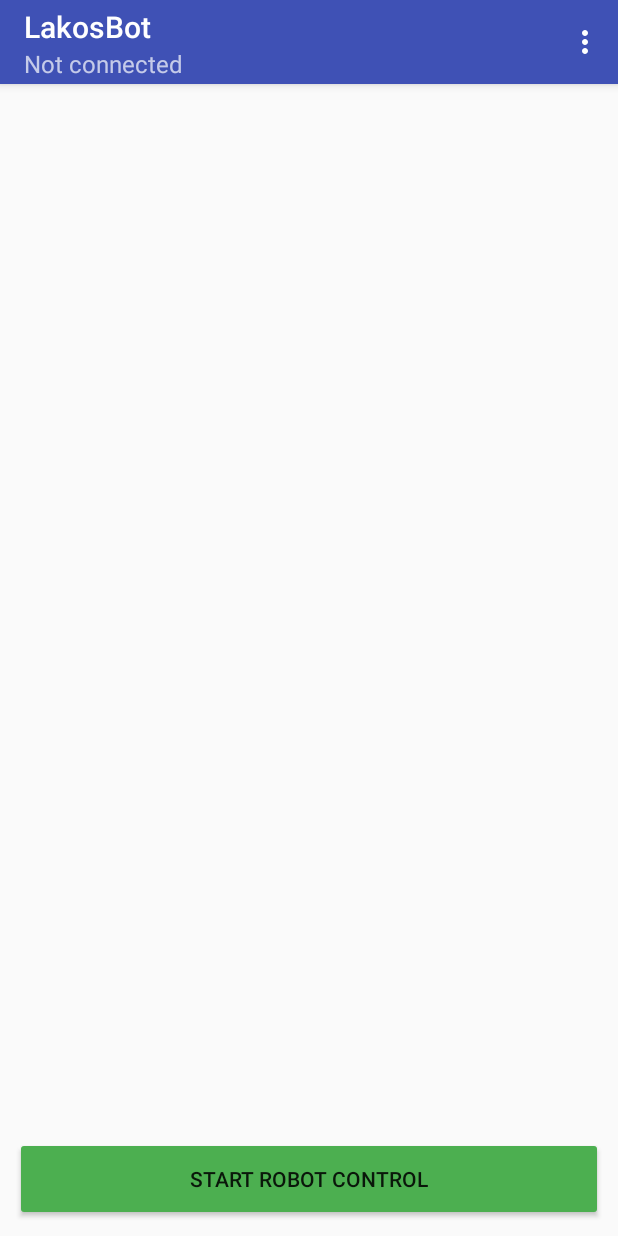
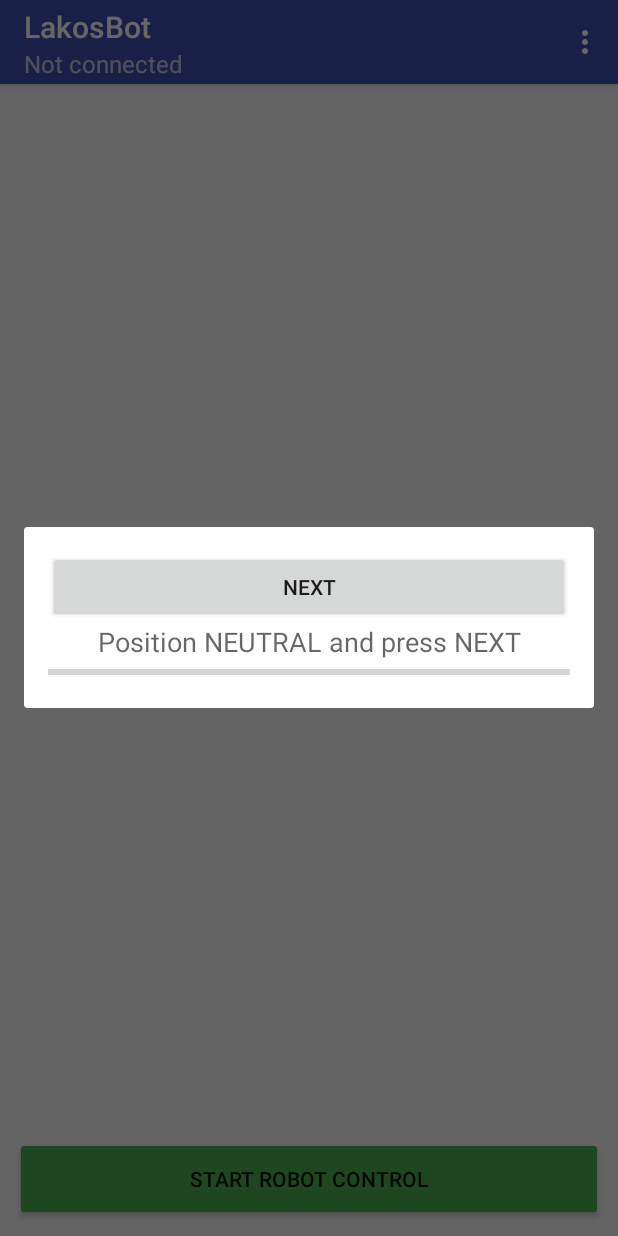
Before and after one commit to robou3p/robou3p.github.io, an Android app: the screen it shows after launch (ActivityMain before the commit, MainActivity after it), in the options menu, after a tap on "Start phone calibration", on a phone screen of 412 x 824 dp. Run offline under Robolectric (Android 15) with nearby library versions, the phone set to English and light mode, and no system bars; our stand-ins replace ButterKnife; libraries missing offline, so code that uses them is left out: es.dmoral.toasty.

Commit message:
ActivityMain -> MainActivity Implemented calibration dialog

```diff
--- a/Android/LakosBot/lakosbot/src/main/AndroidManifest.xml
+++ b/Android/LakosBot/lakosbot/src/main/AndroidManifest.xml
@@ -10,7 +10,7 @@
         android:icon="@mipmap/ic_launcher"
         android:label="@string/app_name"
         android:theme="@style/AppTheme">
-        <activity android:name=".ActivityMain">
+        <activity android:name=".MainActivity">
             <intent-filter>
                 <action android:name="android.intent.action.MAIN" />
 
--- /dev/null
+++ b/Android/LakosBot/lakosbot/src/main/java/org/lakos/lakosbot/CalibrationDialog.java
@@ -0,0 +1,150 @@
+package org.lakos.lakosbot;
+
+import android.content.Context;
+import android.content.DialogInterface;
+import android.hardware.Sensor;
+import android.hardware.SensorManager;
+import android.os.Bundle;
+import android.support.annotation.NonNull;
+import android.support.annotation.Nullable;
+import android.support.v4.app.DialogFragment;
+import android.support.v4.app.FragmentManager;
+import android.view.LayoutInflater;
+import android.view.View;
+import android.view.ViewGroup;
+import android.view.WindowManager;
+import android.widget.Button;
+import android.widget.ProgressBar;
+import android.widget.TextView;
+
+import butterknife.BindView;
+import butterknife.ButterKnife;
+import butterknife.OnClick;
+
+import static android.content.Context.SENSOR_SERVICE;
+
+/**
+ * Calibration Dialog has <b>it's own SensorListener</b> for accelerometer readings. When
+ * calibration is complete, values are passed back to calling context (i.e. activity) with
+ * CalibrationDialogListener's calibrationDialogResult method.<br/>
+ * Note that if calling context does not implement CalibrationDialogListener, it will result in a
+ * RuntimeException.
+ */
+
+public class CalibrationDialog extends DialogFragment {
+
+    public interface CalibrationDialogListener {
+        /**
+         * @param vectors calibrated vectors array of size 5. Vectors are in following order:<br />
+         *                0 - neutral vector<br />
+         *                1 - forward vector<br />
+         *                2 - backward vector<br />
+         *                3 - left vector<br />
+         *                4 - right vector<br />
+         */
+        void calibrationDialogResult(Vector[] vectors);
+    }
+
+    private static final int
+        C_NEUTRAL = 0,
+        C_FORWARD = 1,
+        C_BACKWARD = 2,
+        C_LEFT = 3,
+        C_RIGHT = 4,
+        C_FINISH = 5;
+
+    private int currentState;
+    private Vector[] vectors;
+
+    private CalibrationDialogListener listener;
+
+    // Accelerometer
+    private SensorManager sensorManager;
+    private SensorListener sensorListener;
+
+    @BindView(R.id.textViewCalibrationDialog) TextView textViewCalibrationDialog;
+    @BindView(R.id.progressBarCalibrationDialog) ProgressBar progressBarCalibrationDialog;
+    @BindView(R.id.buttonCalibrationDialog) Button buttonCalibrationDialog;
+
+    @OnClick(R.id.buttonCalibrationDialog) public void buttonCalibrationDialogOnClick() {
+        switch (currentState) {
+            case C_NEUTRAL:
+                vectors[C_NEUTRAL] = new Vector(sensorListener.getCurrentVector());
+                textViewCalibrationDialog.setText("Position FORWARD and press NEXT");
+                break;
+            case C_FORWARD:
+                vectors[C_FORWARD] = new Vector(sensorListener.getCurrentVector().subtract(sensorListener.getNeutralVector()));
+                textViewCalibrationDialog.setText("Position BACKWARD and press NEXT");
+                break;
+            case C_BACKWARD:
+                vectors[C_BACKWARD] = new Vector(sensorListener.getCurrentVector().subtract(sensorListener.getNeutralVector()));
+                textViewCalibrationDialog.setText("Position LEFT and press NEXT");
+                break;
+            case C_LEFT:
+                vectors[C_LEFT] = new Vector(sensorListener.getCurrentVector().subtract(sensorListener.getNeutralVector()));
+                textViewCalibrationDialog.setText("Position RIGHT and press NEXT");
+                break;
+            case C_RIGHT:
+                vectors[C_RIGHT] = new Vector(sensorListener.getCurrentVector().subtract(sensorListener.getNeutralVector()));
+                textViewCalibrationDialog.setText("Calibration finished");
+                break;
+            case C_FINISH:
+                dismiss();
+                break;
+        }
+        // move to next step of calibration
+        currentState++;
+        progressBarCalibrationDialog.setProgress(currentState);
+    }
+
+    @Nullable
+    @Override
+    public View onCreateView(@NonNull LayoutInflater inflater, @Nullable ViewGroup container, @Nullable Bundle savedInstanceState) {
+        getDialog().getWindow().requestFeature(STYLE_NO_TITLE);
+
+        View v = inflater.inflate(R.layout.dialog_calibration, container);
+
+        ButterKnife.bind(this, v);
+
+        sensorManager = (SensorManager) getContext().getSystemService(SENSOR_SERVICE);
+        sensorListener = new SensorListener();
+
+        currentState = C_NEUTRAL;
+        vectors = new Vector[5];
+        sensorListener = new SensorListener();
+        textViewCalibrationDialog.setText("Position NEUTRAL and press NEXT");
+        progressBarCalibrationDialog.setProgress(0);
+
+        return v;
+    }
+
+    public void show(Context caller, FragmentManager manager) {
+        super.show(manager, "CalibrationDialog");
+
+        if (caller instanceof CalibrationDialogListener) {
+            listener = (CalibrationDialogListener) caller;
+        } else {
+            throw new RuntimeException(caller.toString() + " must implement " + CalibrationDialogListener.class);
+        }
+    }
+
+    @Override
+    public void onResume() {
+        // resize dialog to max width and height
+        getDialog().getWindow().setLayout(WindowManager.LayoutParams.MATCH_PARENT, WindowManager.LayoutParams.WRAP_CONTENT);
+        sensorManager.registerListener(sensorListener, sensorManager.getDefaultSensor(Sensor.TYPE_ACCELEROMETER), SensorManager.SENSOR_DELAY_NORMAL);
+        super.onResume();
+    }
+
+    @Override
+    public void onPause() {
+        super.onPause();
+        sensorManager.unregisterListener(sensorListener);
+    }
+
+    @Override
+    public void onDismiss(DialogInterface dialog) {
+        listener.calibrationDialogResult(vectors);
+        super.onDismiss(dialog);
+    }
+}
--- a/Android/LakosBot/lakosbot/src/main/java/org/lakos/lakosbot/ActivityMain.java
+++ b/Android/LakosBot/lakosbot/src/main/java/org/lakos/lakosbot/MainActivity.java
@@ -1,7 +1,6 @@
 package org.lakos.lakosbot;
 
 import android.annotation.SuppressLint;
-import android.app.ActionBar;
 import android.app.Activity;
 import android.bluetooth.BluetoothAdapter;
 import android.bluetooth.BluetoothDevice;
@@ -13,7 +12,6 @@ import android.content.IntentFilter;
 import android.content.res.ColorStateList;
 import android.hardware.Sensor;
 import android.hardware.SensorManager;
-import android.os.Build;
 import android.os.Bundle;
 import android.os.Handler;
 import android.support.v4.content.LocalBroadcastManager;
@@ -42,9 +40,9 @@ import static org.lakos.lakosbot.BluetoothConnectionThread.BTC_CLOSE;
 import static org.lakos.lakosbot.BluetoothConnectionThread.BTC_CREATE;
 import static org.lakos.lakosbot.BluetoothConnectionThread.BTC_START;
 
-public class ActivityMain extends AppCompatActivity {
+public class MainActivity extends AppCompatActivity implements CalibrationDialog.CalibrationDialogListener {
 
-    private static final String TAG = ActivityMain.class.getSimpleName();
+    private static final String TAG = MainActivity.class.getSimpleName();
 
     // Intent request codes
     private static final int REQUEST_ENABLE_BT = 10;
@@ -331,7 +329,7 @@ public class ActivityMain extends AppCompatActivity {
                             BluetoothDevice d = deviceListAdapter.getItem(pos);
                             connectToBluetoothDevice(d);
                         } else {
-                            Toasty.warning(ActivityMain.this, "No device selected.").show();
+                            Toasty.warning(MainActivity.this, "No device selected.").show();
                         }
                     }
                 })
@@ -382,48 +380,25 @@ public class ActivityMain extends AppCompatActivity {
     }
 
     private void startPhoneCalibration() {
-        // TODO: calibration
-        /*if (!mStarted) {
-            switch (mCalibrationState) {
-                case CALIBRATION_FINISHED:
-                    mMessageArrayAdapter
-                            .add("Position NEUTRAL and press Calibrate.");
-                    mCalibrationState = CALIBRATION_NEUTRAL;
-                    break;
-                case CALIBRATION_NEUTRAL:
-                    neutralVector.setValue(currentVector);
-                    mMessageArrayAdapter
-                            .add("Position FORWARD and press Calibrate.");
-                    mCalibrationState = CALIBRATION_FORWARD;
-                    break;
-                case CALIBRATION_FORWARD:
-                    forwardVector.setValue(currentVector
-                            .subtract(neutralVector));
-                    mMessageArrayAdapter
-                            .add("Position REVERSE and press Calibrate.");
-                    mCalibrationState = CALIBRATION_REVERSE;
-                    break;
-                case CALIBRATION_REVERSE:
-                    reverseVector.setValue(currentVector
-                            .subtract(neutralVector));
-                    mMessageArrayAdapter
-                            .add("Position LEFT and press Calibrate.");
-                    mCalibrationState = CALIBRATION_LEFT;
-                    break;
-                case CALIBRATION_LEFT:
-                    leftVector.setValue(currentVector.subtract(neutralVector));
-                    mMessageArrayAdapter
-                            .add("Position RIGHT and press Calibrate.");
-                    mCalibrationState = CALIBRATION_RIGHT;
-                    break;
-                case CALIBRATION_RIGHT:
-                    rightVector.setValue(currentVector.subtract(neutralVector));
-                    mMessageArrayAdapter.add("Calibration finished.");
-                    mCalibrationState = CALIBRATION_FINISHED;
-                    break;
+        // disable robot control while calibrating ...
+        robotControlActive = false;
+
+        // display calibration dialog
+        CalibrationDialog dialog = new CalibrationDialog();
+        dialog.show(this, getSupportFragmentManager());
+    }
+
+    @Override
+    public void calibrationDialogResult(Vector[] vectors) {
+        Log.d(TAG, "Calibration vectors received...");
+        for(int i=0; i<5; i++) {
+            if(vectors[i] == null) {
+                Log.d(TAG, "Calibration was not completed!");
+                Toasty.warning(this, "Calibration was cancelled!").show();
+                return;
             }
         }
-        */
+        Log.d(TAG, "Calibration vectors applied to sensor listener!");
+        sensorListener.setVectors(vectors[0], vectors[1], vectors[2], vectors[3], vectors[4]);
     }
-
 }
--- a/Android/LakosBot/lakosbot/src/main/java/org/lakos/lakosbot/SensorListener.java
+++ b/Android/LakosBot/lakosbot/src/main/java/org/lakos/lakosbot/SensorListener.java
@@ -3,7 +3,7 @@ package org.lakos.lakosbot;
 import android.hardware.Sensor;
 import android.hardware.SensorEvent;
 import android.hardware.SensorEventListener;
-import android.widget.ArrayAdapter;
+import android.support.annotation.NonNull;
 
 /**
  * Created by martin on 14.3.2018.
@@ -12,12 +12,12 @@ import android.widget.ArrayAdapter;
 public class SensorListener implements SensorEventListener {
 
     // Control magic: vectors
-    Vector currentVector = new Vector(0, 0, 0);
-    Vector neutralVector = new Vector(0, 0, 0);
-    Vector forwardVector = new Vector(0, 0, 0);
-    Vector reverseVector = new Vector(0, 0, 0);
-    Vector leftVector = new Vector(0, 0, 0);
-    Vector rightVector = new Vector(0, 0, 0);
+    private Vector currentVector = new Vector(0, 0, 0);
+    private Vector neutralVector = new Vector(0, 0, 0);
+    private Vector forwardVector = new Vector(0, 0, 0);
+    private Vector backwardVector = new Vector(0, 0, 0);
+    private Vector leftVector = new Vector(0, 0, 0);
+    private Vector rightVector = new Vector(0, 0, 0);
 
     private byte dirL = 0;
     private byte dirR = 0;
@@ -26,6 +26,22 @@ public class SensorListener implements SensorEventListener {
 
     public float[] getSpeeds() {
         return new float[]{speedL, speedR};
+    }
+
+    public Vector getCurrentVector() {
+        return currentVector;
+    }
+
+    public Vector getNeutralVector() {
+        return neutralVector;
+    }
+
+    public void setVectors(Vector neutral, Vector forward, Vector backward, Vector left, Vector right) {
+        neutralVector.setValue(neutral);
+        forwardVector.setValue(forward);
+        backwardVector.setValue(backward);
+        leftVector.setValue(left);
+        rightVector.setValue(right);
     }
 
     @Override
@@ -50,7 +66,7 @@ public class SensorListener implements SensorEventListener {
             currentVector.setValue(x, y, z);
 
             float forward = currentVector.getComponent(forwardVector);
-            float reverse = currentVector.getComponent(reverseVector);
+            float reverse = currentVector.getComponent(backwardVector);
             float left = currentVector.getComponent(leftVector);
             float right = currentVector.getComponent(rightVector);
 
@@ -96,5 +112,4 @@ public class SensorListener implements SensorEventListener {
     public void onAccuracyChanged(Sensor sensor, int accuracy) {
 
     }
-
 }
--- a/Android/LakosBot/lakosbot/src/main/java/org/lakos/lakosbot/Vector.java
+++ b/Android/LakosBot/lakosbot/src/main/java/org/lakos/lakosbot/Vector.java
@@ -1,40 +1,45 @@
 package org.lakos.lakosbot;
 
 public class Vector {
+
 	float x;
+	float y;
+	float z;
 
-	public float getX() {
+	public Vector(float x, float y, float z) {
+		super();
+		this.x = x;
+		this.y = y;
+		this.z = z;
+	}
+
+	public Vector(Vector anotherVector) {
+		x = anotherVector.x;
+		y = anotherVector.y;
+		z = anotherVector.z;
+	}
+
+    public float getX() {
 		return x;
+	}
+
+	public float getY() {
+		return y;
+	}
+
+	public float getZ() {
+		return z;
 	}
 
 	public void setX(float x) {
 		this.x = x;
 	}
 
-	float y;
-
-	public float getY() {
-		return y;
-	}
-
 	public void setY(float y) {
 		this.y = y;
 	}
 
-	float z;
-
-	public float getZ() {
-		return z;
-	}
-
 	public void setZ(float z) {
-		this.z = z;
-	}
-
-	public Vector(float x, float y, float z) {
-		super();
-		this.x = x;
-		this.y = y;
 		this.z = z;
 	}
 
--- /dev/null
+++ b/Android/LakosBot/lakosbot/src/main/res/layout/dialog_calibration.xml
@@ -0,0 +1,30 @@
+<?xml version="1.0" encoding="utf-8"?>
+<LinearLayout
+    xmlns:android="http://schemas.android.com/apk/res/android"
+    android:orientation="vertical"
+    android:layout_width="match_parent"
+    android:layout_height="match_parent"
+    android:padding="@dimen/dialog_margin" >
+
+    <Button
+        android:id="@+id/buttonCalibrationDialog"
+        android:layout_width="match_parent"
+        android:layout_height="wrap_content"
+        android:text="Next" />
+
+    <TextView
+        android:id="@+id/textViewCalibrationDialog"
+        android:layout_width="match_parent"
+        android:layout_height="wrap_content"
+        android:text="n/a"
+        android:textAppearance="@style/TextAppearance.AppCompat.Medium"
+        android:gravity="center"/>
+
+    <ProgressBar
+        android:id="@+id/progressBarCalibrationDialog"
+        style="?android:attr/progressBarStyleHorizontal"
+        android:layout_width="match_parent"
+        android:layout_height="wrap_content"
+        android:max="5"
+        android:progress="0" />
+</LinearLayout>
--- a/Android/LakosBot/lakosbot/src/main/res/values/dimens.xml
+++ b/Android/LakosBot/lakosbot/src/main/res/values/dimens.xml
@@ -1,3 +1,4 @@
 <resources>
     <dimen name="activity_margin">10dp</dimen>
+    <dimen name="dialog_margin">16dp</dimen>
 </resources>
```
